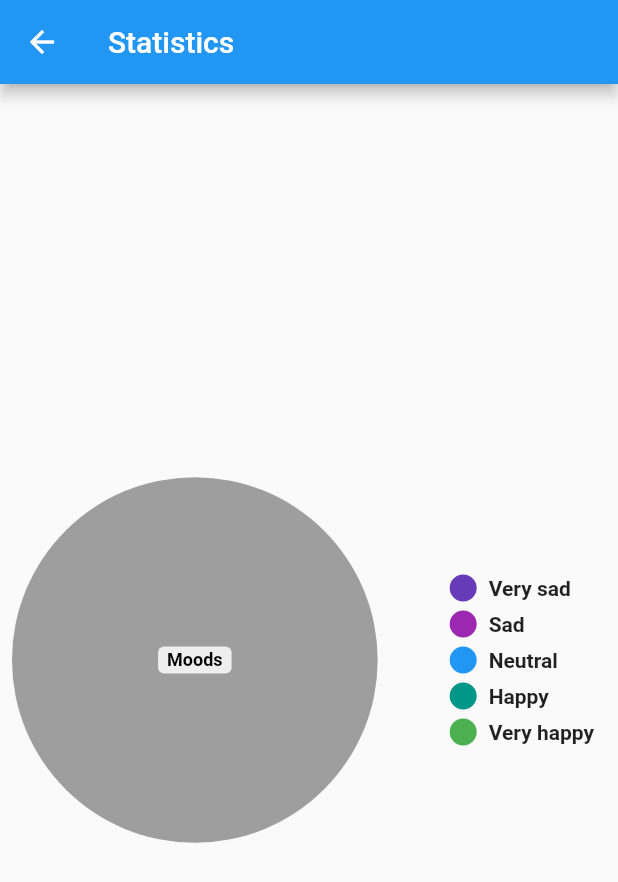
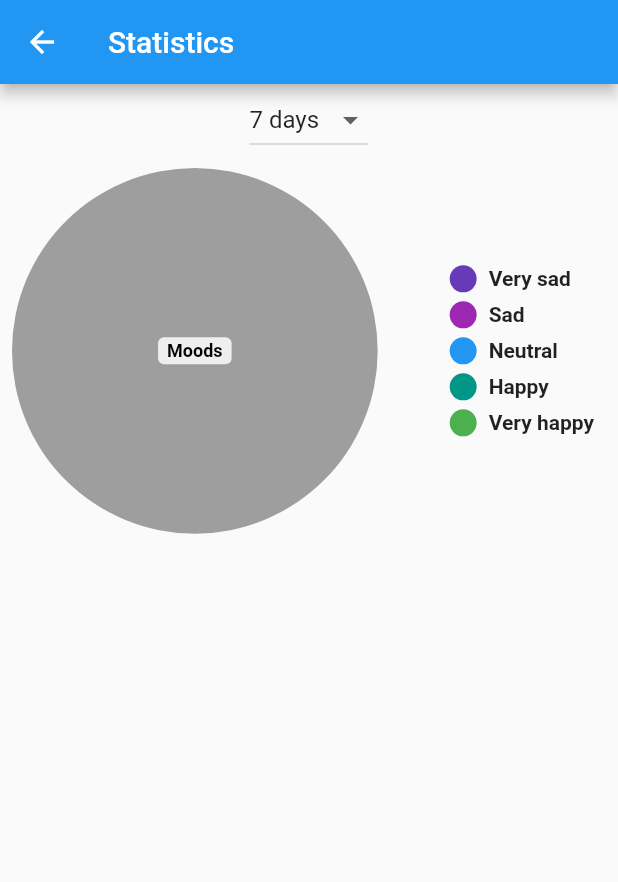
Before and after one commit to valibojici/mood_tracker, a Flutter app: the Statistics screen opened by its route, on a phone screen of 412 x 824 dp. Shown: the top 882 px of the screen. Run offline on Flutter 3.47's test engine with Material 2 defaults, Android fonts, the phone set to English and light mode, and no system bars; drawn by our look-alikes of pie_chart; our stand-ins replace audioplayers, awesome_notifications, font_awesome_flutter, hive, hive_flutter, multi_select_flutter and 1 more; missing offline and left inert: cron; accounts and stored records are empty.

Commit message:
added dropdown for 7, 30 and all days options

```diff
--- a/lib/pages/statistics/Statistics.dart
+++ b/lib/pages/statistics/Statistics.dart
@@ -18,6 +18,17 @@ class Statistics extends StatefulWidget {
 }
 
 class _StatisticsState extends State<Statistics> {
+  static final List<Color> moodColors = [
+    Colors.deepPurple,
+    Colors.purple,
+    Colors.blue,
+    Colors.teal,
+    Colors.green
+  ];
+  int k = 7;
+  static const int inf = 100000000;
+  @override
+  Widget build(BuildContext context) {
     Map <String, double> moodMap =
     {
       "Very sad" : 0,
@@ -26,23 +37,11 @@ class _StatisticsState extends State<Statistics> {
       "Happy" : 0,
       "Very happy": 0
     };
-  static final List<Color> moodColors = [
-    Colors.deepPurple,
-    Colors.purple,
-    Colors.blue,
-    Colors.teal,
-    Colors.green
-  ];
-  @override
-  Widget build(BuildContext context) {
     Box records = Hive.box("journal");
     List<Record> L = records.values.cast<Record>().toList();
-    int k = 7;
     int mn = max(L.length - k - 1, 0);
-    for(int i = L.length - 1; i >= mn; i--)
-      {
-        switch(L[i].mood)
-        {
+    for (int i = L.length - 1; i >= mn; i--) {
+      switch (L[i].mood) {
           case 0:
             moodMap["Very sad"] = (moodMap["Very sad"]! + 1);
             break;
@@ -60,15 +59,32 @@ class _StatisticsState extends State<Statistics> {
             break;
         }
       }
+    var dropdownItems = [
+      const DropdownMenuItem(child: Text("7 days"), value : 7),
+      const DropdownMenuItem(child: Text("30 days"), value : 30),
+      const DropdownMenuItem(child: Text("all days"), value : inf),
+    ];
+    void dropdownCallback(int? selected)
+    {
+      if(selected is int)
+      {
+        setState((){
+          k = selected;
+        });
+      }
+    }
     return Scaffold(
         appBar: AppBar(title: const Text("Statistics")),
         body: Center(
-        child: PieChart(
+            child: Column(
+                children: <Widget>[
+                  DropdownButton(items: dropdownItems, onChanged: dropdownCallback, value:k),
+                    PieChart(
                       dataMap: moodMap,
                       colorList: moodColors,
                       centerText: "Moods",
                       chartValuesOptions: const ChartValuesOptions(showChartValues: true, showChartValuesInPercentage: true),
-      ),
+                    )])
           ));
     }
   }
```
Lines whose indentation alone changed are shown as unchanged.
